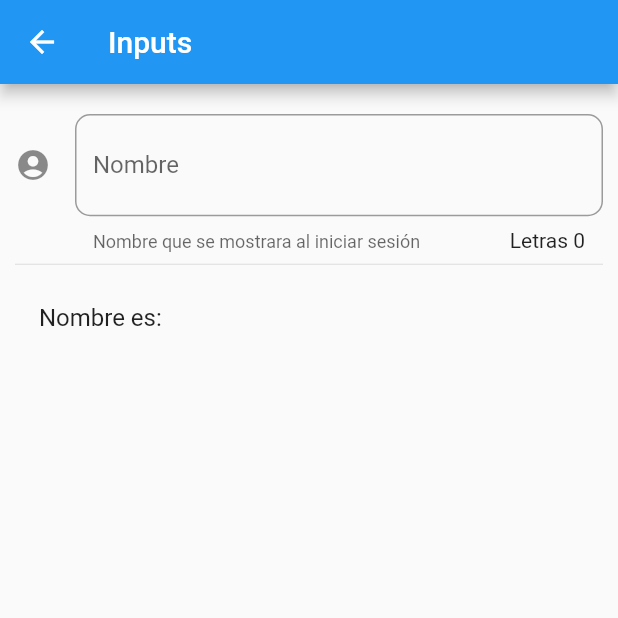
After one commit to HenryOrtizAjcuc/componetesFlutter, a Flutter app: the InputPage screen opened by its route, on a phone screen of 412 x 824 dp, the top half of it. The commit adds this screen. Run offline on Flutter 3.47's test engine with Material 2 defaults, Android fonts, the phone set to English and light mode, and no system bars.

Commit message:
inputFields

```diff
--- a/data/menu_opts.json
+++ b/data/menu_opts.json
@@ -20,6 +20,11 @@
             "ruta" : "animated_container",
             "icon" : "donut_large",
             "texto": "Animated container"
+        },
+        {
+            "ruta" : "inputs",
+            "icon" : "input",
+            "texto": "Inputs"
         }
     ]
 }
--- a/lib/routes/routes.dart
+++ b/lib/routes/routes.dart
@@ -5,6 +5,7 @@ import 'package:componentes/src/pages/alert_page.dart';
 import 'package:componentes/src/pages/avatar_page.dart';
 import 'package:componentes/src/pages/card_page.dart';
 import 'package:componentes/src/pages/animated_container.dart';
+import 'package:componentes/src/pages/input_page.dart';
 
 Map<String, WidgetBuilder> getApplicationRoutes() {
   return <String, WidgetBuilder>{
@@ -12,6 +13,7 @@ Map<String, WidgetBuilder> getApplicationRoutes() {
     'alert': (BuildContext context) => AlertPage(),
     'avatar': (BuildContext context) => AvatarPage(),
     'card': (BuildContext context) => CardPage(),
-    'animated_container': (BuildContext context) => AnimatedContainerPage()
+    'animated_container': (BuildContext context) => AnimatedContainerPage(),
+    'inputs': (BuildContext context) => InputPage()
   };
 }
--- /dev/null
+++ b/lib/src/pages/input_page.dart
@@ -0,0 +1,52 @@
+import 'package:flutter/material.dart';
+
+class InputPage extends StatefulWidget {
+  @override
+  _InputPageState createState() => _InputPageState();
+}
+
+class _InputPageState extends State<InputPage> {
+  String _nombre = '';
+
+  @override
+  Widget build(BuildContext context) {
+    return Scaffold(
+      appBar: AppBar(
+        title: Text('Inputs'),
+      ),
+      body: ListView(
+        padding: EdgeInsets.symmetric(horizontal: 10.0, vertical: 20.0),
+        children: [_crearInput(), Divider(), _crearPersona()],
+      ),
+    );
+  }
+
+  Widget _crearInput() {
+    return TextField(
+      autofocus: false,
+      textCapitalization: TextCapitalization.sentences,
+      decoration: InputDecoration(
+          border: OutlineInputBorder(borderRadius: BorderRadius.circular(10.0)),
+          counter: Text('Letras ${_nombre.length}'),
+          hintText: 'Ingrese su nombre completo',
+          labelText: 'Nombre',
+          helperText: 'Nombre que se mostrara al iniciar sesión',
+          suffix: Icon(
+            Icons.accessibility,
+            color: Colors.blue,
+          ),
+          icon: Icon(Icons.account_circle)),
+      onChanged: (valor) {
+        setState(() {
+          _nombre = valor;
+        });
+      },
+    );
+  }
+
+  Widget _crearPersona() {
+    return ListTile(
+      title: Text('Nombre es: $_nombre'),
+    );
+  }
+}
--- a/lib/src/utils/icon_string_util.dart
+++ b/lib/src/utils/icon_string_util.dart
@@ -4,7 +4,8 @@ final _icons = <String, IconData>{
   'add_alert': Icons.add_alert,
   'accessibility': Icons.accessibility,
   'folder_open': Icons.folder_open,
-  'donut_large': Icons.donut_large
+  'donut_large': Icons.donut_large,
+  'input': Icons.input
 };
 
 Icon getIcon(String iconName) {
```
